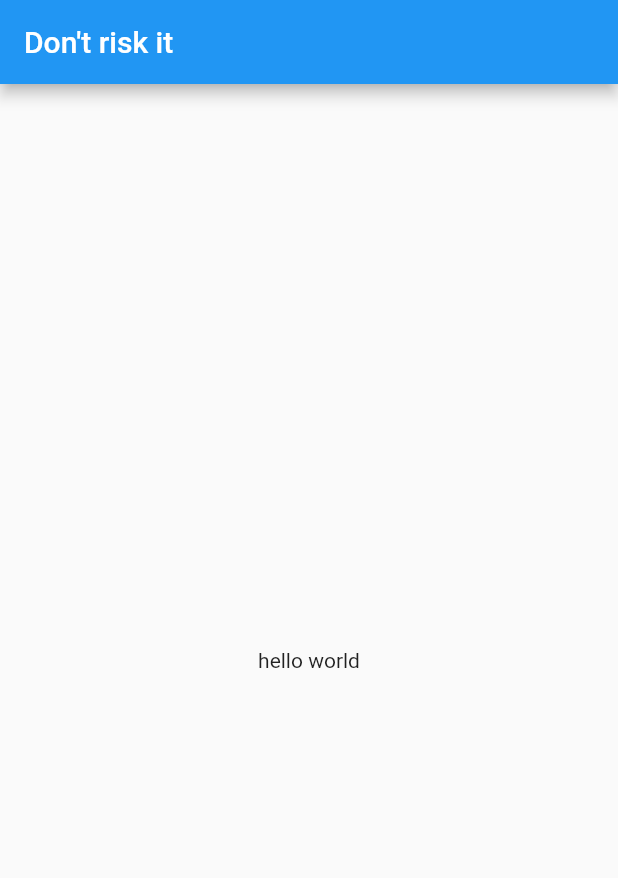
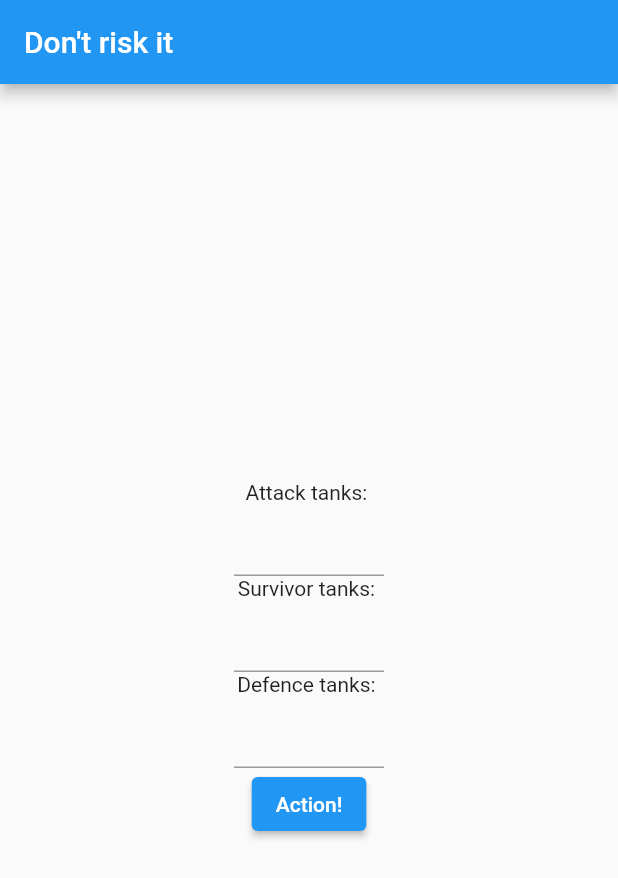
Before and after one commit to m9s7/dont_risk_it_flutter_app, a Flutter app: the screen it shows after launch, on a phone screen of 412 x 824 dp. Shown: the top 878 px of the screen. Run offline on Flutter 3.47's test engine with Material 2 defaults, Android fonts, the phone set to English and light mode, and no system bars.

Commit message:
Made a functional homepage

```diff
--- a/lib/src/home_page.dart
+++ b/lib/src/home_page.dart
@@ -1,4 +1,5 @@
 import 'package:flutter/material.dart';
+import 'package:flutter/services.dart';
 
 class MyHomePage extends StatefulWidget {
   MyHomePage({Key key, this.title}) : super(key: key);
@@ -10,6 +11,17 @@ class MyHomePage extends StatefulWidget {
 }
 
 class _MyHomePageState extends State<MyHomePage> {
+  TextEditingController atkController;
+  TextEditingController defController;
+  TextEditingController surController;
+
+  void initState() {
+    super.initState();
+    atkController = new TextEditingController(text: "");
+    defController = new TextEditingController(text: "");
+    surController = new TextEditingController(text: "");
+  }
+
   @override
   Widget build(BuildContext context) {
     return Scaffold(
@@ -17,15 +29,92 @@ class _MyHomePageState extends State<MyHomePage> {
         title: Text(widget.title),
       ),
       body: Center(
-        child: Column(
-          mainAxisAlignment: MainAxisAlignment.center,
-          children: <Widget>[
-            Text(
-              'hello world',
-            ),
-          ],
+        child: SingleChildScrollView(
+          child: Column(
+            mainAxisAlignment: MainAxisAlignment.spaceAround,
+            children: <Widget>[
+              Text(
+                'Attack tanks: ',
+              ),
+              SizedBox(
+                width: 100,
+                child: TextField(
+                  textAlign: TextAlign.center,
+                  keyboardType: TextInputType.number,
+                  inputFormatters: [
+                    LengthLimitingTextInputFormatter(3),
+                    FilteringTextInputFormatter.digitsOnly,
+                  ],
+                  controller: atkController,
+                ),
+              ),
+              Text(
+                'Survivor tanks: ',
+              ),
+              SizedBox(
+                width: 100,
+                child: TextField(
+                  textAlign: TextAlign.center,
+                  keyboardType: TextInputType.number,
+                  inputFormatters: [
+                    LengthLimitingTextInputFormatter(3),
+                    FilteringTextInputFormatter.digitsOnly,
+                  ],
+                  controller: surController,
+                ),
+              ),
+              Text(
+                'Defence tanks: ',
+              ),
+              SizedBox(
+                width: 100,
+                child: TextField(
+                  textAlign: TextAlign.center,
+                  keyboardType: TextInputType.number,
+                  inputFormatters: [
+                    LengthLimitingTextInputFormatter(3),
+                    FilteringTextInputFormatter.digitsOnly,
+                  ],
+                  controller: defController,
+                ),
+              ),
+              ElevatedButton(
+                onPressed: () {
+                  print("atk: " +
+                      getTextFieldValue(atkController, 2).toString() +
+                      "\nsur: " +
+                      getTextFieldValue(surController, 1).toString() +
+                      "\ndef: " +
+                      getTextFieldValue(defController, 1).toString() +
+                      "\n");
+                },
+                child: Text("Action!"),
+              ),
+            ],
+          ),
         ),
       ),
     );
   }
+
+  String getValidInputString(TextEditingController controller) {
+    String input = controller.text;
+    input = input.replaceFirst(RegExp(r"0*"), '');
+    if (input.isEmpty) input = "0";
+    return input;
+  }
+
+  int getTextFieldValue(TextEditingController controller, int inputMinimum) {
+    int value = int.parse(getValidInputString(controller));
+    if (value < inputMinimum) {
+      controller
+        ..text = inputMinimum.toString()
+        ..selection = TextSelection.collapsed(offset: controller.text.length);
+      return inputMinimum;
+    }
+    controller
+      ..text = value.toString()
+      ..selection = TextSelection.collapsed(offset: controller.text.length);
+    return value;
+  }
 }
```
Also changed, not shown: lib/src/elements/my_text_field.dart (added, +19 -0 lines).
